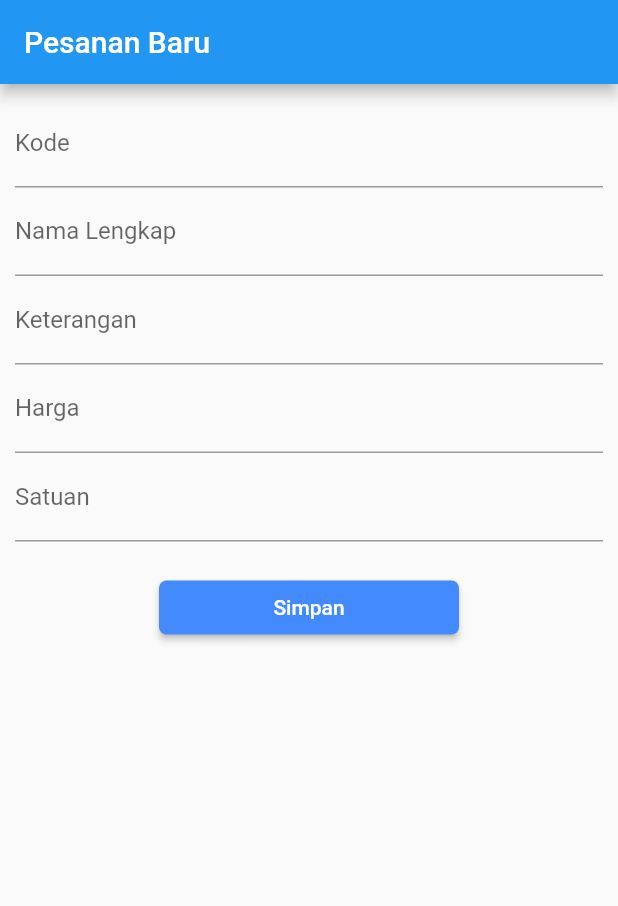
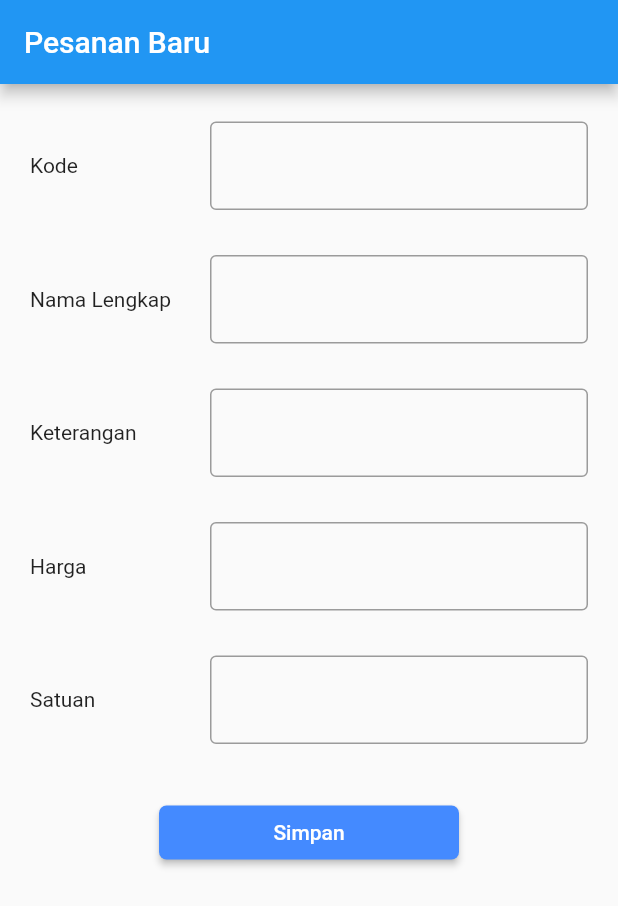
Before and after one commit to coxdoank/flutter, a Flutter app: the PesananBaru screen opened directly, on a phone screen of 412 x 824 dp. Shown: the top 906 px of the screen. Run offline on Flutter 3.47's test engine with Material 2 defaults, Android fonts, the phone set to English and light mode, and no system bars.

Commit message:
update_181220202144

```diff
--- a/project_01/lib/component.dart
+++ b/project_01/lib/component.dart
@@ -62,8 +62,49 @@ Widget tombolAction(context, String text) {
 
 Widget fieldName(String text) {
   // membuat Input Text
-  return TextFormField(
-      decoration: InputDecoration(
-    labelText: text,
-  ));
+
+  return Padding(
+      padding: EdgeInsets.only(top: 15, bottom: 15, left: 10, right: 10),
+      child: Column(
+        crossAxisAlignment: CrossAxisAlignment.start,
+        children: [
+          Text(
+            text,
+            style: TextStyle(fontSize: 14),
+          ),
+          SizedBox(height: 10),
+          TextFormField(
+              obscureText: true,
+              decoration: InputDecoration(
+                border: OutlineInputBorder(),
+              ))
+        ],
+      ));
 }
+
+Widget fieldNameLeft(String text) {
+  // membuat Input Text
+
+  return Padding(
+      padding: EdgeInsets.only(top: 15, bottom: 15, left: 10, right: 10),
+      child: Row(
+        crossAxisAlignment: CrossAxisAlignment.center,
+        children: [
+          Container(
+            width: 120,
+            padding: EdgeInsets.only(right: 15),
+            child: Text(
+              text,
+              overflow: TextOverflow.fade,
+              style: TextStyle(fontSize: 14),
+            ),
+          ),
+          Expanded(
+              child: TextFormField(
+                  obscureText: true,
+                  decoration: InputDecoration(
+                    border: OutlineInputBorder(),
+                  )))
+        ],
+      ));
+}
--- a/project_01/lib/pesanan_baru.dart
+++ b/project_01/lib/pesanan_baru.dart
@@ -9,7 +9,8 @@ class PesananBaru extends StatelessWidget {
       appBar: AppBar(
         title: Text("Pesanan Baru"),
       ),
-      body: Container(
+      body: SingleChildScrollView(
+        child: Container(
           margin: EdgeInsets.all(10.0),
           child: Column(
             children: [
@@ -29,13 +30,14 @@ class PesananBaru extends StatelessWidget {
               //   },
               //   child: Text("Ke Daftar Pesanan"),
               // ),
-            fieldName('Kode'),
-            fieldName('Nama Lengkap'),
-            fieldName('Keterangan'),
-            fieldName('Harga'),
-            fieldName('Satuan'),
+              fieldNameLeft('Kode'),
+              fieldNameLeft('Nama Lengkap'),
+              fieldNameLeft('Keterangan'),
+              fieldNameLeft('Harga'),
+              fieldNameLeft('Satuan'),
               tombolAction(context, "Simpan"),
             ],
+          ),
         ),
       ),
     );
```
Lines whose indentation alone changed are shown as unchanged.
